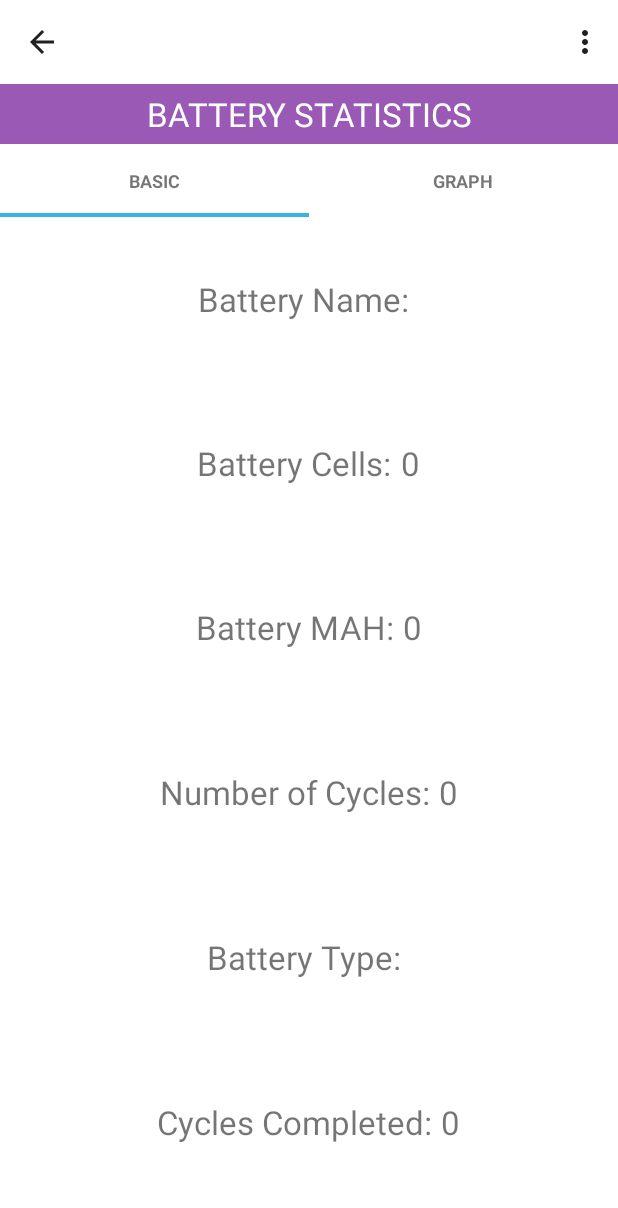
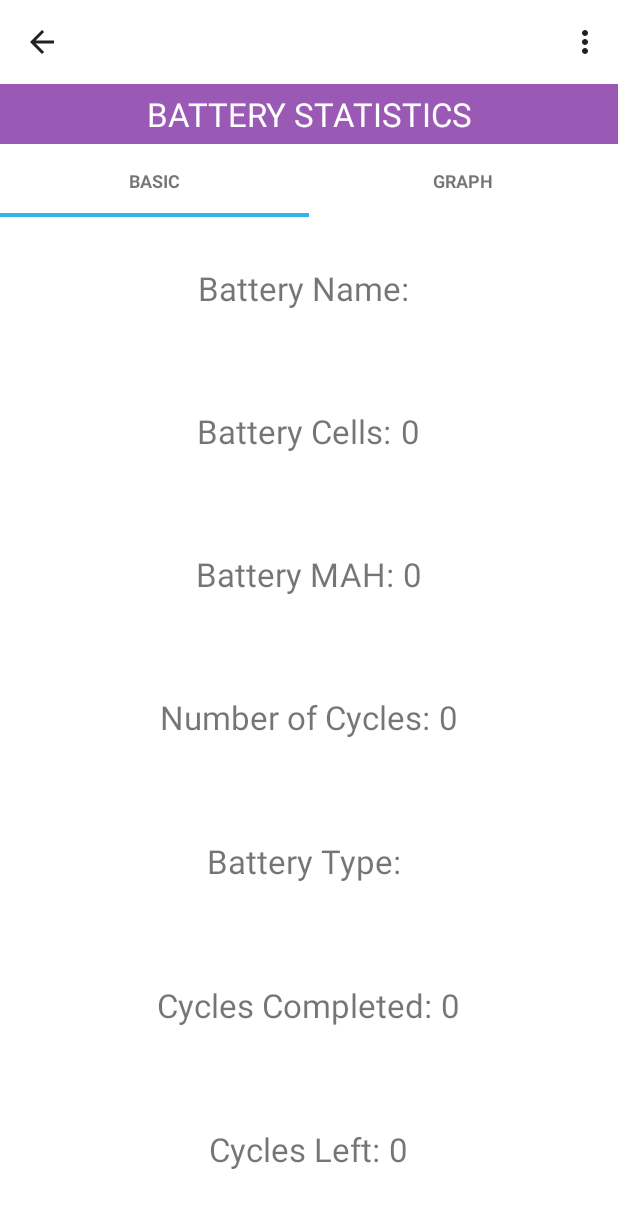
Before and after one commit to DeanParrish/Battery-Status, an Android app: the BatteryStatsBasic screen opened directly, with no data from a screen before it, on a phone screen of 412 x 824 dp. Shown: the top 1208 px of the screen. Run offline under Robolectric (Android 15) with nearby library versions, the phone set to English and light mode, and no system bars; libraries missing offline, so code that uses them is left out: com.jjoe64.graphview; 22 statements that could not run were skipped.

```diff
--- a/app/src/main/java/Classes/SaveData.java
+++ b/app/src/main/java/Classes/SaveData.java
@@ -154,7 +154,7 @@ public class SaveData {
         ContentValues values = new ContentValues();
         int runTime;
 
-        runTime = Integer.parseInt(Long.toString(time)) / 1000;
+        runTime = Integer.parseInt(Long.toString(time));
 
         //add values to be inserted
         values.put(batteryName, name);
--- a/app/src/main/java/com/example/parrish/test/BatteryStatsBasic.java
+++ b/app/src/main/java/com/example/parrish/test/BatteryStatsBasic.java
@@ -26,6 +26,7 @@ public class BatteryStatsBasic extends Fragment {
     TextView txtviewBatteryCycles;
     TextView txtviewBatteryType;
     TextView txtviewCyclesComplete;
+    TextView txtviewCyclesLeft;
 
     public static BatteryStatsBasic newInstance(String batteryName) {
         BatteryStatsBasic batteryStatsBasic = new BatteryStatsBasic();
@@ -55,6 +56,8 @@ public class BatteryStatsBasic extends Fragment {
         txtviewBatteryCycles = (TextView) view.findViewById(R.id.txtCycles);
         txtviewBatteryType = (TextView) view.findViewById(R.id.txtBatteryType);
         txtviewCyclesComplete = (TextView) view.findViewById(R.id.txtCyclesCompleted);
+        txtviewCyclesLeft = (TextView) view.findViewById(R.id.txtCyclesLeft);
+
         displayBatteryInfo();
         return view;
     }
@@ -62,7 +65,7 @@ public class BatteryStatsBasic extends Fragment {
     private void displayBatteryInfo(){
         Battery battery;
         List<Entry> entryList;
-        String cycles;
+        Integer cyclesLeft;
 
         battery = save.getBattery(batteryName);
 
@@ -75,5 +78,12 @@ public class BatteryStatsBasic extends Fragment {
         entryList = save.getAllEntriesForBattery(batteryName);
 
         txtviewCyclesComplete.setText(Integer.toString(entryList.size()));
+        cyclesLeft = Integer.parseInt(battery.getCycles()) - entryList.size();
+        if (cyclesLeft < 0){
+            txtviewCyclesLeft.setText("Completed cycles exceed rated cycles!");
+            txtviewCyclesLeft.setTextColor(-65536); //Red color
+        } else {
+            txtviewCyclesLeft.setText(cyclesLeft.toString());
+        }
 }
 }
--- a/app/src/main/java/com/example/parrish/test/BatteryStatsGraph.java
+++ b/app/src/main/java/com/example/parrish/test/BatteryStatsGraph.java
@@ -88,7 +88,7 @@ public class BatteryStatsGraph extends Fragment {
         final List<Entry> entryList;
         Iterator<Entry> iterator;
         Entry entry;
-        DataPoint point;
+        DataPoint pointRunTime;
         int iteratorCount = 0;
         save = new SaveData(view.getContext());
         graph = (GraphView) view.findViewById(R.id.graph);
@@ -100,8 +100,8 @@ public class BatteryStatsGraph extends Fragment {
         iterator = entryList.listIterator();
         while (iterator.hasNext()){
             entry = iterator.next();
-            point = new DataPoint(Double.parseDouble(Integer.toString(iteratorCount)), Double.parseDouble(entry.getRunTime()));
-            points[iteratorCount] = point;
+            pointRunTime = new DataPoint(Double.parseDouble(Integer.toString(iteratorCount)), Double.parseDouble(entry.getRunTime()));
+            points[iteratorCount] = pointRunTime;
             iteratorCount++;
         }
         LineGraphSeries<DataPoint> series = new LineGraphSeries<>(points);
@@ -120,6 +120,7 @@ public class BatteryStatsGraph extends Fragment {
             public void onTap(Series series, DataPointInterface dataPoint) {
                 Dialog dialog = new Dialog(view2.getContext());
                 Entry popup_entry;
+                Long timeSeconds;
 
                 dialog.setContentView(R.layout.popup_view_statistics);
 
@@ -132,10 +133,59 @@ public class BatteryStatsGraph extends Fragment {
                 popup_entry = entryList.get((int) dataPoint.getX());
 
                 int entry = (int) dataPoint.getX();
+                //timeSeconds = Long.parseLong(popup_entry.getRunTime());
+                timeSeconds = Long.parseLong(Integer.toString(3876));
+
+                if ((timeSeconds / 60) >= 60) {          //more than one hour
+                    int hours;
+                    String strHours;
+                    int minutes;
+                    String strMinutes;
+                    int seconds;
+                    String strSeconds;
+                    hours = Integer.parseInt(Long.toString(timeSeconds / 3600));
+                    if (hours < 10) {
+                        strHours = "0" + Integer.toString(hours);
+                    } else {
+                        strHours = Integer.toString(hours);
+                    }
+                    minutes = (Integer.parseInt(Long.toString(timeSeconds)) / 60) - (hours * 60);
+                    if (minutes < 10) {
+                        strMinutes = "0" + Integer.toString(minutes);
+                    } else {
+                        strMinutes = Integer.toString(minutes);
+                    }
+                    seconds = Integer.parseInt(Long.toString(timeSeconds)) - ((hours * 3600) + (minutes * 60));
+                    if (seconds < 10) {
+                        strSeconds = "0" + Integer.toString(seconds);
+                    } else {
+                        strSeconds = Integer.toString(seconds);
+                    }
+                    txtBatteryRunTime.setText(strHours + ":" + strMinutes + ":" + strSeconds);
+                } else if ((timeSeconds / 60) >= 1) {
+                    int minutes = (Integer.parseInt(Long.toString(timeSeconds)) / 60);
+                    int seconds = Integer.parseInt(Long.toString(timeSeconds)) - (minutes * 60);
+                    String strMinutes;
+                    String strSeconds;
+
+                    if (minutes < 10) {
+                        strMinutes = "0" + Integer.toString(minutes);
+                    } else {
+                        strMinutes = Integer.toString(minutes);
+                    }
+                    if (seconds < 10) {
+                        strSeconds = "0" + Integer.toString(seconds);
+                    } else {
+                        strSeconds = Integer.toString(seconds);
+                    }
+                    txtBatteryRunTime.setText(strMinutes + ":" + strSeconds);
+                } else {
+                    txtBatteryRunTime.setText("00:" + Long.toString(timeSeconds));
+                }
 
                 txtEntryNumber.setText(Integer.toString(entry));
                 txtBatteryName.setText(popup_entry.getBatteryName());
-                txtBatteryRunTime.setText(popup_entry.getRunTime());
+                // txtBatteryRunTime.setText(popup_entry.getRunTime());
                 txtBatteryStart.setText(popup_entry.getStartCharge() + "%");
                 txtBatteryEnd.setText(popup_entry.getEndCharge() + "%");
 
--- a/app/src/main/res/layout/fragment_battery_stats_basic.xml
+++ b/app/src/main/res/layout/fragment_battery_stats_basic.xml
@@ -10,7 +10,7 @@
         android:layout_height="wrap_content"
         android:layout_gravity="center_horizontal"
         android:gravity="center_vertical|center_horizontal"
-        android:layout_weight=".16">
+        android:layout_weight=".14">
 
         <TextView
             android:layout_width="wrap_content"
@@ -39,7 +39,7 @@
         android:layout_height="wrap_content"
         android:layout_gravity="center_horizontal"
         android:gravity="center_vertical|center_horizontal"
-        android:layout_weight=".16">
+        android:layout_weight=".14">
 
         <TextView
             android:layout_width="wrap_content"
@@ -66,7 +66,7 @@
         android:layout_width="match_parent"
         android:layout_height="wrap_content"
         android:layout_gravity="center_horizontal"
-        android:layout_weight=".16"
+        android:layout_weight=".14"
         android:gravity="center_vertical|center_horizontal">
 
         <TextView
@@ -94,7 +94,7 @@
         android:layout_width="match_parent"
         android:layout_height="wrap_content"
         android:layout_gravity="center_horizontal"
-        android:layout_weight=".16"
+        android:layout_weight=".14"
         android:gravity="center_vertical|center_horizontal">
 
         <TextView
@@ -121,7 +121,7 @@
         android:orientation="horizontal"
         android:layout_width="match_parent"
         android:layout_height="wrap_content"
-        android:layout_weight=".16"
+        android:layout_weight=".14"
         android:gravity="center_vertical|center_horizontal">
 
         <TextView
@@ -148,7 +148,7 @@
         android:orientation="horizontal"
         android:layout_width="match_parent"
         android:layout_height="wrap_content"
-        android:layout_weight=".16"
+        android:layout_weight=".14"
         android:gravity="center_vertical|center_horizontal">
 
         <TextView
@@ -168,4 +168,27 @@
 
     </LinearLayout>
 
+    <LinearLayout
+        android:orientation="horizontal"
+        android:layout_width="match_parent"
+        android:layout_height="wrap_content"
+        android:layout_weight=".14"
+        android:gravity="center_vertical|center">
+
+        <TextView
+            android:layout_width="wrap_content"
+            android:layout_height="wrap_content"
+            android:text="Cycles Left:"
+            android:id="@+id/textView16"
+            android:textSize="22dp"
+            android:layout_marginRight="6dp" />
+
+        <TextView
+            android:layout_width="wrap_content"
+            android:layout_height="wrap_content"
+            android:text="New Text"
+            android:id="@+id/txtCyclesLeft"
+            android:textSize="22dp" />
+    </LinearLayout>
+
 </LinearLayout>
```
